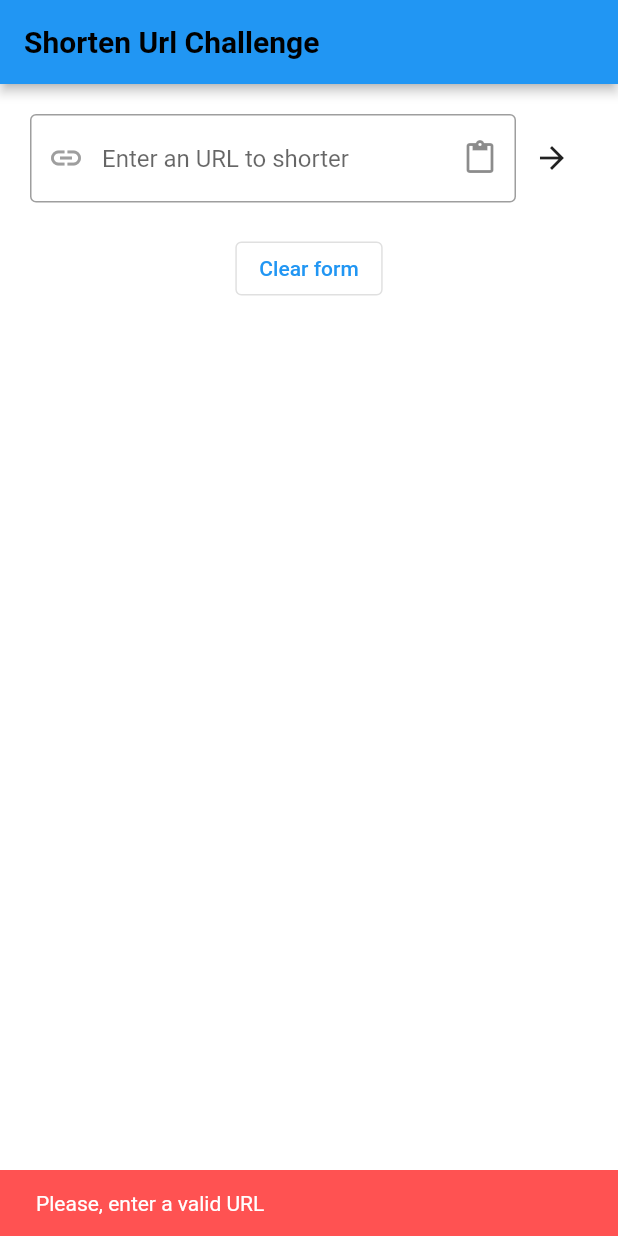
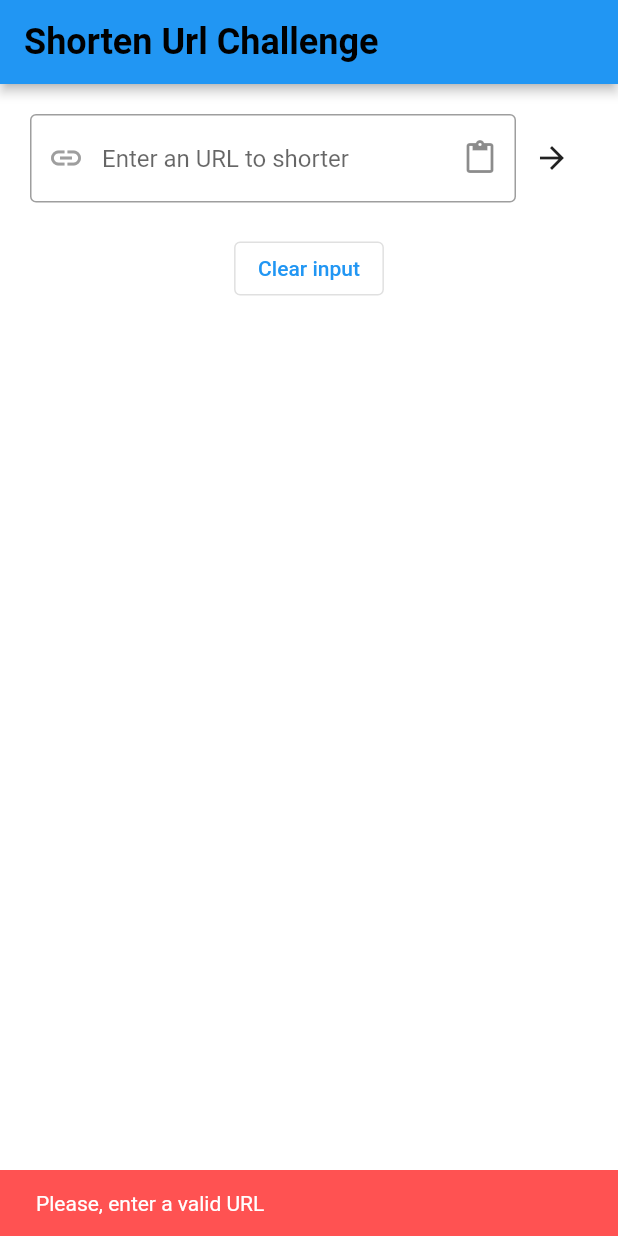
Before and after one commit to dulcoral/Url-Shortner, a Flutter app: the screen it shows after launch, after a tap on the "arrow forward" icon, on a phone screen of 412 x 824 dp. Run offline on Flutter 3.47's test engine with Material 2 defaults, Android fonts, the phone set to English and light mode, and no system bars; our stand-ins replace dartz, dio, equatable, flutter_riverpod; missing offline and left inert: clipboard.

Commit message:
clean const and fixes

```diff
--- /dev/null
+++ b/url_shortner/lib/constants/app_sizes.dart
@@ -0,0 +1,13 @@
+class AppSizes {
+  static const double size_0 = 0.0;
+  static const double size_1 = 1.0;
+  static const double size_3 = 3.0;
+  static const double size_4 = 4.0;
+  static const double size_5 = 5.0;
+  static const double size_12 = 12.0;
+  static const double size_14 = 14.0;
+  static const double size_16 = 16.0;
+  static const double size_18 = 18.0;
+  static const double size_20 = 20.0;
+  static const double size_24 = 24.0;
+}
--- /dev/null
+++ b/url_shortner/lib/constants/app_strings.dart
@@ -0,0 +1,10 @@
+class AppStrings {
+  static const appString = 'Shorten Url Challenge';
+  static const errorSnackErrorUrl = 'Please, enter a valid URL';
+  static const hintTextInputUrl = 'Enter an URL to shorter';
+  static const errorTextInputUrl = 'Invalidate Url';
+  static const clearUrlInput = 'Clear input';
+  static const recentlyUrls = 'Recently shortened URLs';
+  static const existUrl = 'This URL already exist and is the last one';
+  static const copied = 'Shorten URL copied to clipboard';
+}
--- a/url_shortner/lib/main.dart
+++ b/url_shortner/lib/main.dart
@@ -1,5 +1,6 @@
 import 'package:flutter/material.dart';
 import 'package:flutter_riverpod/flutter_riverpod.dart';
+import 'package:url_shortner/constants/app_strings.dart';
 import 'package:url_shortner/presentation/home_screen.dart';
 
 void main() {
@@ -15,11 +16,11 @@ class MyApp extends StatelessWidget {
     return ProviderScope(
       child: MaterialApp(
         debugShowCheckedModeBanner: false,
-        title: 'Flutter Demo',
+        title: AppStrings.appString,
         theme: ThemeData(
           primarySwatch: Colors.blue,
         ),
-        home: HomeScreen(),
+        home: const HomeScreen(),
       ),
     );
   }
--- a/url_shortner/lib/presentation/home_screen.dart
+++ b/url_shortner/lib/presentation/home_screen.dart
@@ -1,5 +1,7 @@
 import 'package:flutter/material.dart';
+import 'package:url_shortner/constants/app_strings.dart';
 import 'package:url_shortner/presentation/shortener_url_screen.dart';
+import 'package:url_shortner/styles/text_style.dart';
 
 class HomeScreen extends StatelessWidget {
   const HomeScreen({Key? key}) : super(key: key);
@@ -11,9 +13,8 @@ class HomeScreen extends StatelessWidget {
           backgroundColor: Colors.blue,
           elevation: 3,
           title: const Text(
-            "Shorten Url Challenge",
-            style: TextStyle(
-                color: Colors.black, fontSize: 20, fontWeight: FontWeight.bold),
+            AppStrings.appString,
+            style: AppTextStyle.appBarTextStyle,
           ),
           centerTitle: false,
           automaticallyImplyLeading: false,
--- a/url_shortner/lib/presentation/shortener_url_screen.dart
+++ b/url_shortner/lib/presentation/shortener_url_screen.dart
@@ -1,8 +1,11 @@
 import 'package:clipboard/clipboard.dart';
 import 'package:flutter/material.dart';
 import 'package:flutter_riverpod/flutter_riverpod.dart';
+import 'package:url_shortner/constants/app_sizes.dart';
+import 'package:url_shortner/constants/app_strings.dart';
 import 'package:url_shortner/domain/entities.dart/shorten_url.dart';
 import 'package:url_shortner/presentation/url_viewmodel.dart';
+import 'package:url_shortner/styles/text_style.dart';
 import 'package:url_shortner/utils/utils.dart';
 
 class ShortenerUrlScreen extends ConsumerStatefulWidget {
@@ -25,13 +28,15 @@ class _ShortenerUrlScreenState extends ConsumerState<ShortenerUrlScreen> {
     super.initState();
   }
 
-  void getShortenUrl() async {
-    if (originalUrl.isNotEmpty && Utils().isValidUrl(originalUrl)) {
+  void getShortenUrl() {
+    if (items.isNotEmpty && items.first.self == originalUrl) {
+      showSnackErrorBar(AppStrings.existUrl);
+    } else if (originalUrl.isNotEmpty && Utils().isValidUrl(originalUrl)) {
       viewModel.createUrlAlias(originalUrl);
-      setState(() {});
     } else {
-      showSnackErrorBar();
+      showSnackErrorBar(AppStrings.errorSnackErrorUrl);
     }
+    FocusScope.of(context).requestFocus(FocusNode());
   }
 
   void resetForm() {
@@ -39,10 +44,19 @@ class _ShortenerUrlScreenState extends ConsumerState<ShortenerUrlScreen> {
     controller.text = '';
   }
 
-  void showSnackErrorBar() {
+  void showSnackErrorBar(String message) {
+    final snackBar = SnackBar(
+      content: Text(message),
+      backgroundColor: Colors.redAccent,
+      duration: const Duration(seconds: 1),
+    );
+    ScaffoldMessenger.of(context).showSnackBar(snackBar);
+  }
+
+  void showCopiedSnackBar() {
     const snackBar = SnackBar(
-      content: Text('Please, enter a valid URL'),
-      backgroundColor: Colors.redAccent,
+      content: Text(AppStrings.copied),
+      backgroundColor: Colors.green,
       duration: Duration(seconds: 1),
     );
     ScaffoldMessenger.of(context).showSnackBar(snackBar);
@@ -51,7 +65,15 @@ class _ShortenerUrlScreenState extends ConsumerState<ShortenerUrlScreen> {
   void handleShortenUrlResult() {
     final result =
         ref.watch(urlViewModelProvider.select((value) => value.result));
-    result?.fold((l) => showSnackErrorBar(), ((r) => items.add(r)));
+    result?.fold((l) => showSnackErrorBar(l.message), ((r) => addItemUrl(r)));
+  }
+
+  void addItemUrl(ShortenUrl shortenUrl) {
+    if (items.isEmpty ||
+        !items.contains(shortenUrl) ||
+        (items.contains(shortenUrl) && items.first != shortenUrl)) {
+      items.insert(0, shortenUrl);
+    }
   }
 
   @override
@@ -66,7 +88,7 @@ class _ShortenerUrlScreenState extends ConsumerState<ShortenerUrlScreen> {
     return SingleChildScrollView(
       child: Column(crossAxisAlignment: CrossAxisAlignment.stretch, children: [
         Padding(
-          padding: const EdgeInsets.all(20.0),
+          padding: const EdgeInsets.all(AppSizes.size_20),
           child: Center(
               child: Form(
                   autovalidateMode: AutovalidateMode.always,
@@ -94,12 +116,12 @@ class _ShortenerUrlScreenState extends ConsumerState<ShortenerUrlScreen> {
                                       });
                                     },
                                   ),
-                                  hintText: "Enter an URL to shorter"),
+                                  hintText: AppStrings.hintTextInputUrl),
                               keyboardType: TextInputType.url,
                               validator: (value) {
                                 if (value == null ||
                                     !Utils().isValidUrl(value) && value != '') {
-                                  return 'Invalidate Url';
+                                  return AppStrings.errorTextInputUrl;
                                 }
                                 return null;
                               },
@@ -116,31 +138,30 @@ class _ShortenerUrlScreenState extends ConsumerState<ShortenerUrlScreen> {
             alignment: Alignment.center,
             child: OutlinedButton(
               onPressed: resetForm,
-              child: const Text('Clear form'),
+              child: const Text(AppStrings.clearUrlInput),
             )),
         if (items.isNotEmpty)
-          Text('Recently shortened URLs',
-              style: const TextStyle(
-                  color: Colors.black,
-                  fontSize: 20,
-                  fontWeight: FontWeight.bold)),
+          const Text(AppStrings.recentlyUrls, style: AppTextStyle.titleStyle),
         ListView.builder(
-            scrollDirection: Axis.vertical,
-            physics: NeverScrollableScrollPhysics(),
-            itemCount: items.toSet().length,
+            physics: const NeverScrollableScrollPhysics(),
+            itemCount: items.length,
             shrinkWrap: true,
             itemBuilder: (BuildContext context, int index) {
               return Padding(
-                  padding: const EdgeInsets.fromLTRB(12, 3, 12, 7),
-                  child: Card(
-                      elevation: 5,
-                      shape: RoundedRectangleBorder(
-                          borderRadius: BorderRadius.circular(6)),
-                      child: ListTile(
-                          title: SelectableText(
-                              items.toSet().toList()[index].short.toString()),
-                          subtitle: SelectableText(
-                              items.toSet().toList()[index].self.toString()))));
+                padding: const EdgeInsets.symmetric(
+                    vertical: AppSizes.size_12, horizontal: AppSizes.size_4),
+                child: Card(
+                    elevation: AppSizes.size_3,
+                    shape: RoundedRectangleBorder(
+                        borderRadius: BorderRadius.circular(AppSizes.size_5)),
+                    child: ListTile(
+                        title: SelectableText(items[index].short.toString(),
+                            onTap: (() =>
+                                FlutterClipboard.copy(items[index].short)
+                                    .then((value) => showCopiedSnackBar()))),
+                        subtitle:
+                            SelectableText(items[index].self.toString()))),
+              );
             })
       ]),
     );
--- /dev/null
+++ b/url_shortner/lib/styles/text_style.dart
@@ -0,0 +1,19 @@
+import 'package:flutter/material.dart';
+import 'package:url_shortner/constants/app_sizes.dart';
+
+class AppTextStyle {
+  static const titleStyle = TextStyle(
+      color: Colors.black,
+      fontWeight: FontWeight.bold,
+      fontSize: AppSizes.size_16);
+
+  static const subtitleStyle = TextStyle(
+      color: Colors.black,
+      fontWeight: FontWeight.w400,
+      fontSize: AppSizes.size_12);
+
+  static const appBarTextStyle = TextStyle(
+      color: Colors.black,
+      fontSize: AppSizes.size_24,
+      fontWeight: FontWeight.bold);
+}
```
